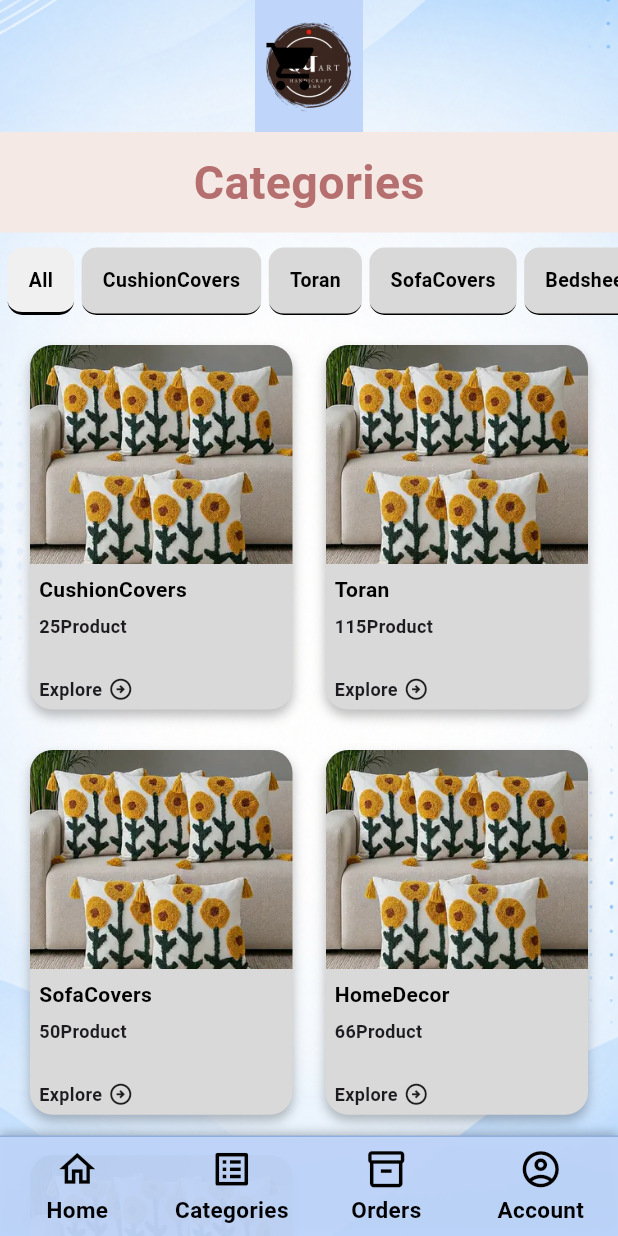
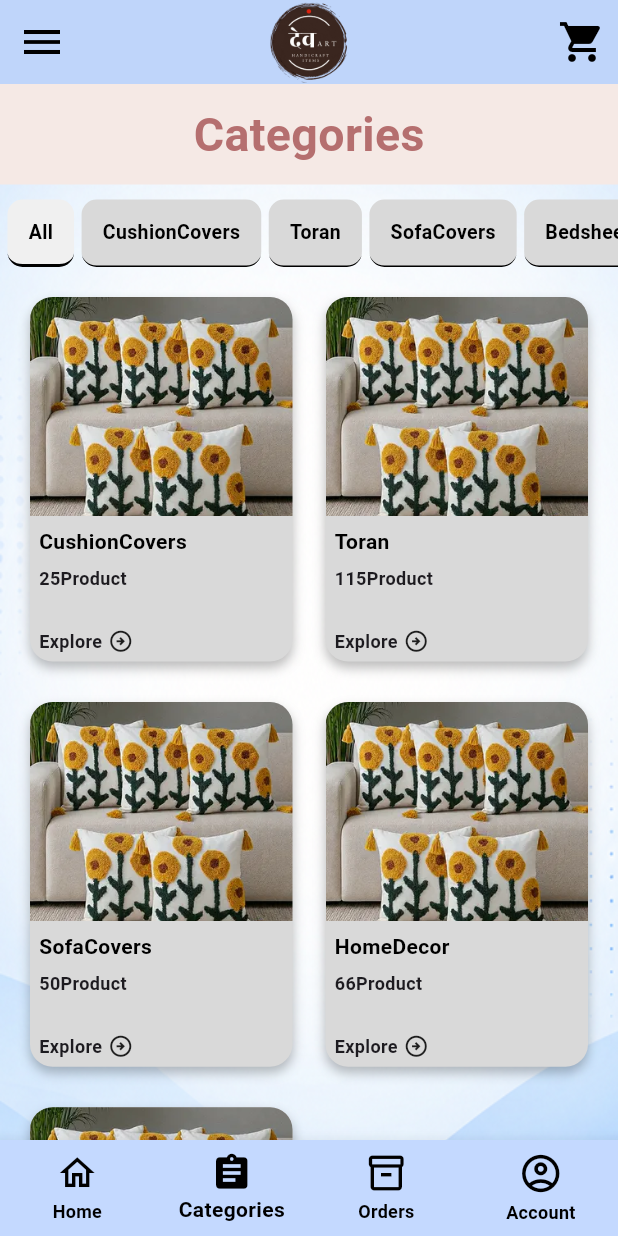
Before and after one commit to Prem-Agravat/DevArt_Flutter, a Flutter app: the AppShell screen opened directly with empty values, item 2 of the bottom bar chosen, after a tap on the "menu" icon, on a phone screen of 412 x 824 dp. Run offline on Flutter 3.47's test engine with Material 3 defaults, Android fonts, the light colour scheme and no system bars.

Commit message:
Refactor AppShell navigation and integrate it into Categories and SelectedCategory screens; remove redundant UI components from HomeScreen

```diff
--- a/devart_app/lib/common/app_shell.dart
+++ b/devart_app/lib/common/app_shell.dart
@@ -1,11 +1,39 @@
 import 'package:flutter/material.dart';
+import 'package:devart/user_panel/dashboard.dart';
 import 'package:devart/user_panel/categories.dart';
+//import 'package:devart/user_panel/orders.dart';
+//import 'package:devart/user_panel/account.dart';
 
 class AppShell extends StatelessWidget {
   final Widget child;
   final int selectedIndex;
 
   const AppShell({super.key, required this.child, required this.selectedIndex});
+
+  void _navigate(BuildContext context, int index) {
+    if (index == selectedIndex) return;
+
+    Widget page;
+
+    switch (index) {
+      case 0:
+        page = const HomeScreen();
+        break;
+      case 1:
+        page = const CategoriesScreen();
+        break;
+      // case 2:
+      //   page = const OrdersScreen();
+      //   break;
+      // case 3:
+      //   page = const AccountScreen();
+      //   break;
+      default:
+        return;
+    }
+
+    Navigator.pushReplacement(context, MaterialPageRoute(builder: (_) => page));
+  }
 
   @override
   Widget build(BuildContext context) {
@@ -36,37 +64,32 @@ class AppShell extends StatelessWidget {
       body: child,
       bottomNavigationBar: BottomNavigationBar(
         currentIndex: selectedIndex,
-        onTap: (index) {
-          if (index == 1 && selectedIndex != 1) {
-            Navigator.pushReplacement(
-              context,
-              MaterialPageRoute(builder: (_) => const CategoriesScreen()),
-            );
-          }
-        },
+        onTap: (index) => _navigate(context, index),
         type: BottomNavigationBarType.fixed,
         backgroundColor: const Color(0xFFC4D9FF),
         selectedItemColor: Colors.black,
         unselectedItemColor: Colors.black,
+        selectedLabelStyle: const TextStyle(fontWeight: FontWeight.bold),
+        unselectedLabelStyle: const TextStyle(fontWeight: FontWeight.bold),
         items: const [
           BottomNavigationBarItem(
-            icon: Icon(Icons.home_outlined),
-            activeIcon: Icon(Icons.home),
+            icon: Icon(Icons.home_outlined, size: 28),
+            activeIcon: Icon(Icons.home, size: 28),
             label: "Home",
           ),
           BottomNavigationBarItem(
-            icon: Icon(Icons.assignment_outlined),
-            activeIcon: Icon(Icons.assignment),
+            icon: Icon(Icons.assignment_outlined, size: 28),
+            activeIcon: Icon(Icons.assignment, size: 28),
             label: "Categories",
           ),
           BottomNavigationBarItem(
-            icon: Icon(Icons.inventory_2_outlined),
-            activeIcon: Icon(Icons.inventory_2),
+            icon: Icon(Icons.inventory_2_outlined, size: 28),
+            activeIcon: Icon(Icons.inventory_2, size: 28),
             label: "Orders",
           ),
           BottomNavigationBarItem(
-            icon: Icon(Icons.account_circle_outlined),
-            activeIcon: Icon(Icons.account_circle),
+            icon: Icon(Icons.account_circle_outlined, size: 30),
+            activeIcon: Icon(Icons.account_circle, size: 30),
             label: "Account",
           ),
         ],
--- a/devart_app/lib/user_panel/categories.dart
+++ b/devart_app/lib/user_panel/categories.dart
@@ -1,3 +1,4 @@
+import 'package:devart/common/app_shell.dart';
 import 'package:flutter/material.dart';
 import 'package:devart/user_panel/selected_category.dart';
 
@@ -50,9 +51,9 @@ class _CategoriesScreenState extends State<CategoriesScreen> {
 
   @override
   Widget build(BuildContext context) {
-    return Scaffold(
-      backgroundColor: Colors.white,
-      body: Stack(
+    return AppShell(
+      selectedIndex: 1,
+      child: Stack(
         children: [
           Positioned.fill(
             child: Image.asset(
@@ -62,47 +63,10 @@ class _CategoriesScreenState extends State<CategoriesScreen> {
           ),
           Column(
             children: [
-              _buildHeader(),
               _buildTitle(),
               _buildCategoryList(),
               Expanded(child: _buildProductGrid()),
             ],
-          ),
-          _buildBottomNavigation(),
-        ],
-      ),
-    );
-  }
-
-  Widget _buildHeader() {
-    return Container(
-      height: 88,
-      decoration: const BoxDecoration(color: Color(0xFFBFD5FA)),
-      child: Stack(
-        alignment: Alignment.center,
-        children: [
-          Positioned(
-            left: 20,
-            child: IconButton(
-              onPressed: () {},
-              icon: const Icon(Icons.menu, size: 38, color: Colors.black),
-            ),
-          ),
-          Image.asset(
-            "lib/assets/images/devart-logo.png",
-            width: 72,
-            height: 72,
-          ),
-          Positioned(
-            right: 20,
-            child: IconButton(
-              onPressed: () {},
-              icon: const Icon(
-                Icons.shopping_cart,
-                size: 38,
-                color: Colors.black,
-              ),
-            ),
           ),
         ],
       ),
@@ -291,83 +255,4 @@ class _CategoriesScreenState extends State<CategoriesScreen> {
       ),
     );
   }
-
-  Widget _buildBottomNavigation() {
-    return Positioned(
-      left: 0,
-      right: 0,
-      bottom: 0,
-      child: Container(
-        height: 67,
-        decoration: BoxDecoration(
-          color: const Color(0xFFBFD5FA).withOpacity(0.95),
-          border: const Border(
-            top: BorderSide(color: Color(0xFF8FAEDC), width: 1),
-          ),
-          boxShadow: const [
-            BoxShadow(
-              color: Colors.black26,
-              blurRadius: 5,
-              offset: Offset(0, -2),
-            ),
-          ],
-        ),
-        child: Row(
-          mainAxisAlignment: MainAxisAlignment.spaceAround,
-          children: [
-            _bottomItem(icon: Icons.home_outlined, label: "Home", index: 0),
-            _bottomItem(
-              icon: Icons.list_alt_outlined,
-              label: "Categories",
-              index: 1,
-            ),
-            _bottomItem(
-              icon: Icons.inventory_2_outlined,
-              label: "Orders",
-              index: 2,
-            ),
-            _bottomItem(
-              icon: Icons.account_circle_outlined,
-              label: "Account",
-              index: 3,
-            ),
-          ],
-        ),
-      ),
-    );
-  }
-
-  Widget _bottomItem({
-    required IconData icon,
-    required String label,
-    required int index,
-  }) {
-    final isSelected = selectedBottomNav == index;
-
-    return GestureDetector(
-      onTap: () {
-        setState(() {
-          selectedBottomNav = index;
-        });
-      },
-      child: SizedBox(
-        width: 80,
-        child: Column(
-          mainAxisAlignment: MainAxisAlignment.center,
-          children: [
-            Icon(icon, size: 29, color: Colors.black),
-            const SizedBox(height: 2),
-            Text(
-              label,
-              style: TextStyle(
-                fontSize: 15,
-                fontWeight: isSelected ? FontWeight.bold : FontWeight.w600,
-                color: Colors.black,
-              ),
-            ),
-          ],
-        ),
-      ),
-    );
-  }
 }
```
Also changed, not shown: devart_app/lib/user_panel/dashboard.dart (+0 -36 lines), devart_app/lib/user_panel/selected_category.dart (+5 -53 lines), devart_app/lib/user_panel/orders.dart (added).
